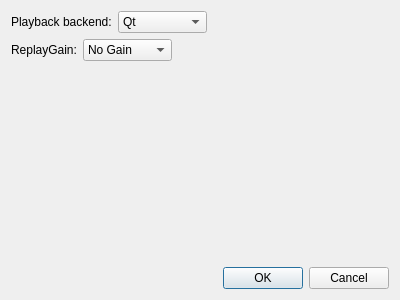
Old version of the form src/settingsdialog.ui in the repository lywlywly/music-player.
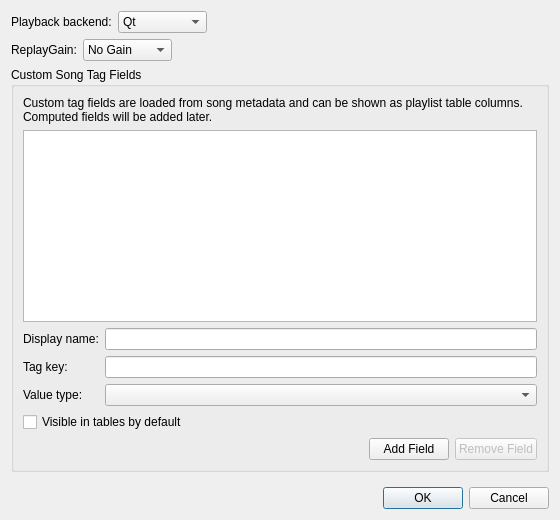
New version of the form.

Commit message: feat: manage custom tag fields in settings and clean stale dynamic attributes

Diff of the .ui file:
```diff
--- a/src/settingsdialog.ui
+++ b/src/settingsdialog.ui
@@ -6,8 +6,8 @@
    <rect>
     <x>0</x>
     <y>0</y>
-    <width>400</width>
-    <height>300</height>
+    <width>560</width>
+    <height>520</height>
    </rect>
   </property>
   <property name="windowTitle">
@@ -90,6 +90,107 @@
      </item>
     </layout>
    </item>
+   <item>
+    <widget class="QGroupBox" name="custom_fields_group_box">
+     <property name="title">
+      <string>Custom Song Tag Fields</string>
+     </property>
+     <layout class="QVBoxLayout" name="verticalLayout_2">
+      <item>
+       <widget class="QLabel" name="custom_fields_note_label">
+        <property name="text">
+         <string>Custom tag fields are loaded from song metadata and can be shown as playlist table columns. Computed fields will be added later.</string>
+        </property>
+        <property name="wordWrap">
+         <bool>true</bool>
+        </property>
+       </widget>
+      </item>
+      <item>
+       <widget class="QListWidget" name="custom_fields_list"/>
+      </item>
+      <item>
+       <layout class="QFormLayout" name="custom_fields_form_layout">
+        <item row="0" column="0">
+         <widget class="QLabel" name="custom_field_display_name_label">
+          <property name="text">
+           <string>Display name:</string>
+          </property>
+         </widget>
+        </item>
+        <item row="0" column="1">
+         <widget class="QLineEdit" name="custom_field_display_name_edit"/>
+        </item>
+        <item row="1" column="0">
+         <widget class="QLabel" name="custom_field_key_label">
+          <property name="text">
+           <string>Tag key:</string>
+          </property>
+         </widget>
+        </item>
+        <item row="1" column="1">
+         <widget class="QLineEdit" name="custom_field_key_edit">
+          <property name="placeholderText">
+           <string/>
+          </property>
+         </widget>
+        </item>
+        <item row="2" column="0">
+         <widget class="QLabel" name="custom_field_value_type_label">
+          <property name="text">
+           <string>Value type:</string>
+          </property>
+         </widget>
+        </item>
+        <item row="2" column="1">
+         <widget class="QComboBox" name="custom_field_value_type_combo"/>
+        </item>
+       </layout>
+      </item>
+      <item>
+       <widget class="QCheckBox" name="custom_field_visible_checkbox">
+        <property name="text">
+         <string>Visible in tables by default</string>
+        </property>
+       </widget>
+      </item>
+      <item>
+       <layout class="QHBoxLayout" name="custom_field_actions_layout">
+        <item>
+         <spacer name="horizontalSpacer_3">
+          <property name="orientation">
+           <enum>Qt::Orientation::Horizontal</enum>
+          </property>
+          <property name="sizeHint" stdset="0">
+           <size>
+            <width>40</width>
+            <height>20</height>
+           </size>
+          </property>
+         </spacer>
+        </item>
+        <item>
+         <widget class="QPushButton" name="add_custom_field_button">
+          <property name="text">
+           <string>Add Field</string>
+          </property>
+         </widget>
+        </item>
+        <item>
+         <widget class="QPushButton" name="remove_custom_field_button">
+          <property name="enabled">
+           <bool>false</bool>
+          </property>
+          <property name="text">
+           <string>Remove Field</string>
+          </property>
+         </widget>
+        </item>
+       </layout>
+      </item>
+     </layout>
+    </widget>
+   </item>
    <item>
     <spacer name="verticalSpacer">
      <property name="orientation">
```
The commit also changes 13 other files.
